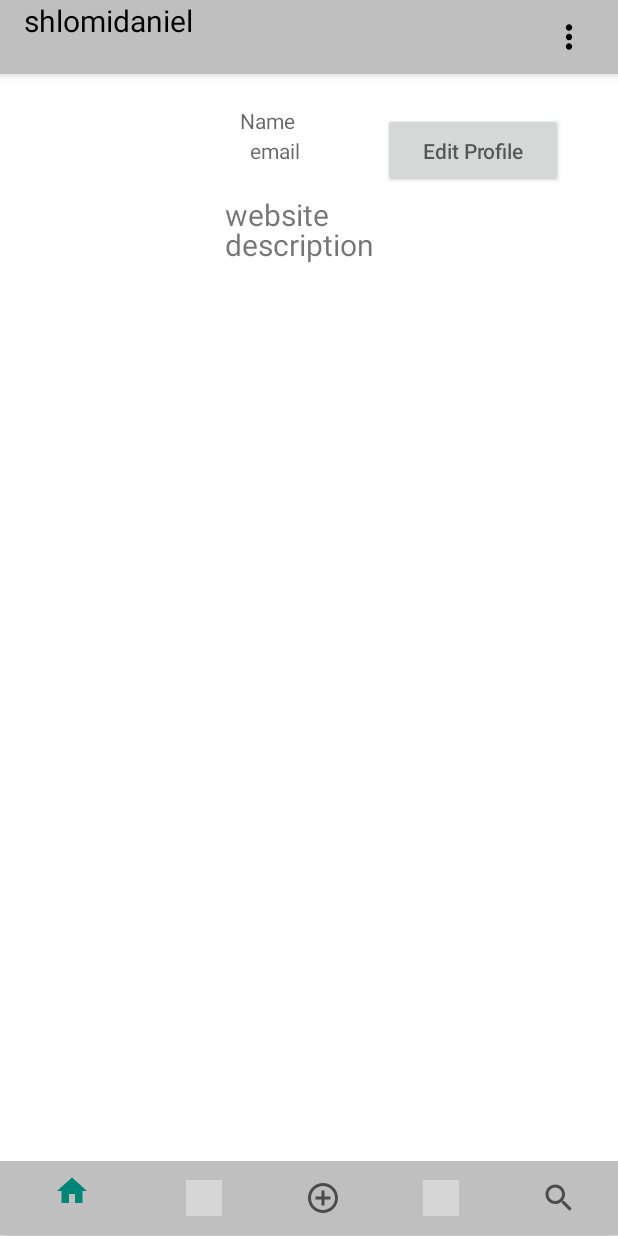
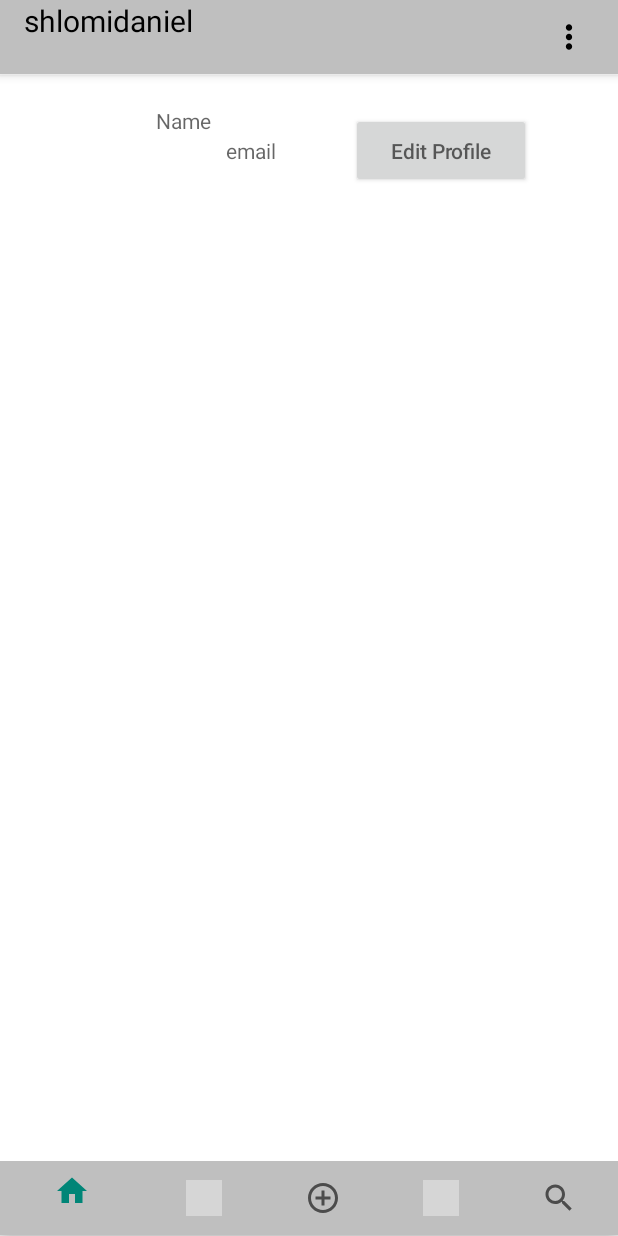
Before and after one commit to shlomiDaniel/InstagramApp, an Android app: the layout activity_profile.xml on its own in the app's theme, with its tools: preview values and no code run, on a phone screen of 412 x 824 dp. Run offline under Robolectric (Android 15) with nearby library versions, the phone set to English and light mode, and no system bars; grey boxes are pictures that could not be loaded.

Commit message:
+ xml / code updates

```diff
--- a/app/src/main/res/layout/layaot_center_profile.xml
+++ b/app/src/main/res/layout/layaot_center_profile.xml
@@ -1,24 +1,24 @@
 <merge xmlns:android="http://schemas.android.com/apk/res/android"
     xmlns:app="http://schemas.android.com/apk/res-auto">
-
 
 
     <RelativeLayout
 
         android:layout_width="match_parent"
         android:layout_height="match_parent"
-        android:background="@color/white"
-        >
-        <include layout="@layout/top_profile_bar"/>
+        android:background="@color/white">
+
+        <include layout="@layout/top_profile_bar" />
+
         <TextView
             android:layout_width="match_parent"
             android:layout_height="match_parent" />
+
         <RelativeLayout
+            android:id="@+id/relayout1"
             android:layout_width="match_parent"
             android:layout_height="50dp"
-            android:background="@color/white"
-            android:id="@+id/relayout1"
-            >
+            android:background="@color/white">
 
 
         </RelativeLayout>
@@ -27,27 +27,7 @@
             android:id="@+id/relayout2"
             android:layout_width="match_parent"
             android:layout_height="match_parent"
-            android:background="@color/white"
-
-            >
-
-            <LinearLayout
-                android:id="@+id/linLayout"
-                android:layout_width="match_parent"
-                android:layout_height="wrap_content"
-                android:orientation="horizontal"
-                android:weightSum="100">
-
-                <RelativeLayout
-                    android:layout_width="0dp"
-                    android:layout_height="41dp"
-                    android:layout_alignParentTop="true"
-
-                    android:layout_marginTop="50dp"
-                    android:layout_weight="25" />
-
-
-            </LinearLayout>
+            android:background="@color/white">
 
 
             <LinearLayout
@@ -55,18 +35,16 @@
                 android:layout_height="wrap_content">
 
                 <ImageView
-                    android:layout_width="150dp"
-                    android:layout_height="175dp"
                     android:id="@+id/profile_photo"
-                    android:layout_marginTop="15dp"
-
-                    />
+                    android:layout_width="104dp"
+                    android:layout_height="95dp"
+                    android:layout_marginTop="15dp"/>
 
                 <TextView
                     android:id="@+id/usernameid"
                     android:layout_width="wrap_content"
                     android:layout_height="wrap_content"
-                    android:layout_marginLeft="10dp"
+                    android:layout_marginEnd="10dp"
                     android:layout_marginTop="55dp"
                     android:hint="Name" />
 
@@ -74,48 +52,19 @@
                     android:id="@+id/email_id"
                     android:layout_width="wrap_content"
                     android:layout_height="wrap_content"
-                    android:layout_marginLeft="-50dp"
+                    android:layout_marginEnd="50dp"
                     android:layout_marginTop="75dp"
-                    android:hint="      email"
-
-                    />
-                <TextView
-                    android:layout_width="wrap_content"
-                    android:layout_height="wrap_content"
-                    android:text="website"
-                    android:width="100dp"
-                    android:height="100dp"
-                    android:layout_marginLeft="-50dp"
-                    android:layout_marginTop="120dp"
-                    android:textSize="20dp"
-                    android:id="@+id/websiteid"
-
-                    />
-                <TextView
-                    android:layout_width="wrap_content"
-                    android:layout_height="wrap_content"
-                    android:text="description"
-                    android:layout_marginLeft="-100dp"
-                    android:layout_marginTop="140dp"
-                    android:width="100dp"
-                    android:height="100dp"
-                    android:textSize="20dp"
-                    android:id="@+id/dicriptionid"
+                    android:hint="email"
                     />
 
                 <Button
                     android:id="@+id/editProfileButtonid"
                     android:layout_width="120dp"
                     android:layout_height="50dp"
-                    android:layout_marginLeft="5dp"
+                    android:layout_marginEnd="5dp"
                     android:layout_marginTop="75dp"
-                    android:hint="Edit Profile"
-
-                    />
-
-
+                    android:hint="Edit Profile" />
             </LinearLayout>
-
         </RelativeLayout>
 
         <GridView
@@ -124,7 +73,7 @@
 
             android:layout_height="wrap_content"
             android:layout_marginTop="189dp"
-            android:layout_marginRight="550dp"
+            android:layout_marginEnd="550dp"
             android:gravity="center"
             android:horizontalSpacing="1dp"
             android:numColumns="3"
--- a/app/src/main/res/values/strings.xml
+++ b/app/src/main/res/values/strings.xml
@@ -24,4 +24,6 @@
     <string name="filed_user_name">userName</string>
     <string name="confirm_passwoed_dialog">ConfirmPasswordDialog</string>
     <string name="string_share">Share</string>
+    <string name="user_name">User Name</string>
+    <string name="post_description">The app allows users to upload photos and videos to the service, which can be edited with various filters, and organized with tags and location information. </string>
 </resources>
```
Also changed, not shown: app/src/main/java/com/shlomi/instagramapp/Profile/ProfileActivity.java (+0 -7 lines), app/src/main/java/com/shlomi/instagramapp/Profile/ViewPostActivity.java (+43 -8 lines), app/src/main/res/layout/layaut_view_post.xml (+10 -12 lines).
